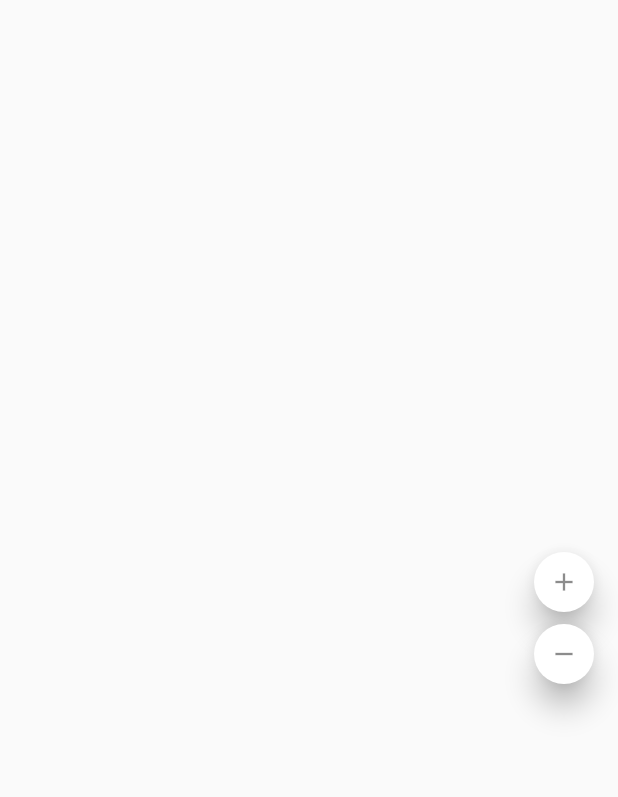
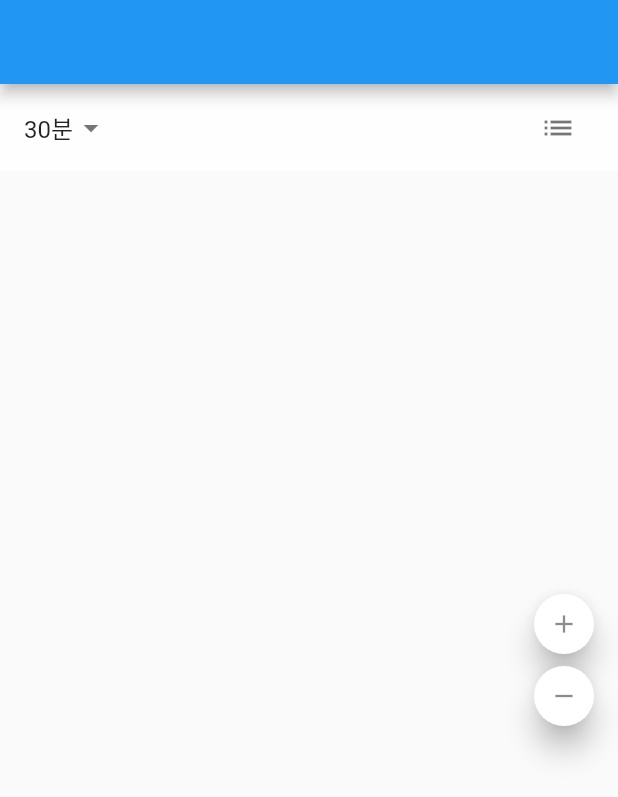
Before and after one commit to Feelthewind/parking-front-flutter, a Flutter app: the screen it shows after launch, on a phone screen of 412 x 824 dp. Shown: the top 797 px of the screen. Run offline on Flutter 3.47's test engine with Material 2 defaults, Android fonts, the phone set to English and light mode, and no system bars; our stand-ins replace google_maps_flutter, location; network calls fail; statements that could not run were skipped.

Commit message:
parking expansion tile with time buttons

```diff
--- a/lib/main.dart
+++ b/lib/main.dart
@@ -8,6 +8,7 @@ import 'package:google_maps_flutter/google_maps_flutter.dart';
 import 'package:http/http.dart' as http;
 import 'package:location/location.dart';
 import 'package:parking_flutter/widgets/parking_bottom_modal.dart';
+import 'package:parking_flutter/widgets/parking_expansion_tile.dart';
 
 import 'models/parking.dart';
 
@@ -87,7 +88,7 @@ class MapSampleState extends State<MapSample> {
     final Marker marker = Marker(
       markerId: markerId,
       position: LatLng(lat, lng),
-      infoWindow: InfoWindow(title: parking.price, snippet: '*'),
+      infoWindow: InfoWindow(title: parking.price.substring(1)),
       onTap: () {
         showModalBottomSheet(
           context: context,
@@ -164,6 +165,7 @@ class MapSampleState extends State<MapSample> {
   @override
   Widget build(BuildContext context) {
     return new Scaffold(
+      appBar: AppBar(),
       body: Stack(
         children: <Widget>[
           currentLocation != null
@@ -172,20 +174,23 @@ class MapSampleState extends State<MapSample> {
                   initialCameraPosition: CameraPosition(
                     target: LatLng(
                         currentLocation.latitude, currentLocation.longitude),
-                    zoom: 17.0,
+                    zoom: 16.0,
                   ),
                   // TODO(iskakaushik): Remove this when collection literals makes it to stable.
                   // https://github.com/flutter/flutter/issues/28312
                   // ignore: prefer_collection_literals
                   markers: Set<Marker>.of(markers.values),
                   myLocationEnabled: true,
+                  myLocationButtonEnabled: false,
                 )
               : Container(),
           Container(
             padding: const EdgeInsets.all(12.0),
             width: double.infinity,
             height: double.infinity,
-            child: Align(
+            child: Stack(
+              children: [
+                Align(
                   alignment: Alignment.centerRight,
                   child: Column(
                     mainAxisSize: MainAxisSize.min,
@@ -210,7 +215,7 @@ class MapSampleState extends State<MapSample> {
                           color: Colors.black45,
                         ),
                         onPressed: () {
-                      controller.moveCamera(CameraUpdate.zoomOut());
+                          controller.animateCamera(CameraUpdate.zoomOut());
                         },
                         backgroundColor: Colors.white,
                         elevation: 8.0,
@@ -219,7 +224,10 @@ class MapSampleState extends State<MapSample> {
                     ],
                   ),
                 ),
+              ],
             ),
+          ),
+          ParkingExpansionTile(),
         ],
       ),
     );
--- /dev/null
+++ b/lib/widgets/parking_expansion_tile.dart
@@ -0,0 +1,72 @@
+import 'package:flutter/material.dart';
+
+class ParkingExpansionTile extends StatefulWidget {
+  @override
+  _ParkingExpansionTileState createState() => _ParkingExpansionTileState();
+}
+
+class _ParkingExpansionTileState extends State<ParkingExpansionTile> {
+  final times = ["30분", "1시간", "2시간", "3시간", "4시간", "6시간", "8시간"];
+  var currentTimeIndex = 0;
+
+  List<Widget> buildTimeWidgets(List<String> times) {
+    final list = new List<Widget>();
+    for (var i = 0; i < times.length; i++) {
+      list.add(buildTimeWidget(times[i], i));
+    }
+    return list;
+  }
+
+  Widget buildTimeWidget(String time, int index) {
+    return Container(
+      width: 80,
+      child: RaisedButton(
+        color: currentTimeIndex == index ? Colors.blue : Colors.grey[300],
+        child: Text(time),
+        textColor: currentTimeIndex == index ? Colors.white : Colors.black54,
+        onPressed: () {
+          setState(() {
+            currentTimeIndex = index;
+          });
+        },
+      ),
+    );
+  }
+
+  @override
+  Widget build(BuildContext context) {
+    return Container(
+      color: Colors.white70,
+      child: ExpansionTile(
+        backgroundColor: Colors.white,
+        title: Row(
+          children: <Widget>[
+            Text(
+              times[currentTimeIndex],
+              style: TextStyle(color: Colors.black87),
+            ),
+            Icon(
+              Icons.arrow_drop_down,
+            )
+          ],
+        ),
+        trailing: IconButton(
+          icon: Icon(Icons.list),
+          onPressed: () {
+            print('trailling button pressed');
+          },
+        ),
+        children: <Widget>[
+          Text('주차 예정 시간을 선택해주세요.'),
+          Padding(
+            padding: const EdgeInsets.all(8.0),
+            child: Wrap(
+              spacing: 16.0,
+              children: buildTimeWidgets(times),
+            ),
+          ),
+        ],
+      ),
+    );
+  }
+}
```
Lines whose indentation alone changed are shown as unchanged.
